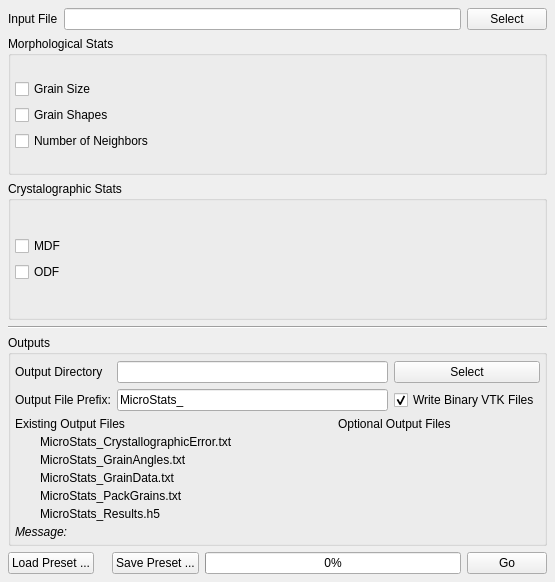
Old version of the form Source/UIPlugins/MicrostructureStatistics/MicrostructureStatisticsWidget.ui in the repository BlueQuartzSoftware/DREAM3D.
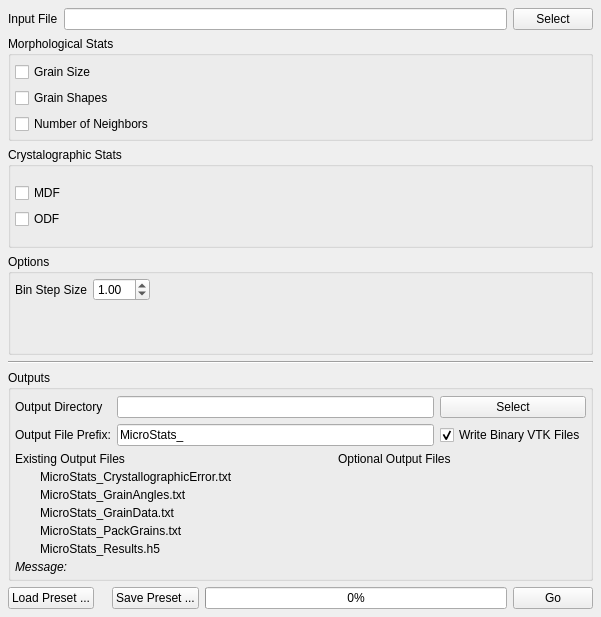
New version of the form. Icons and pictures are not drawn. Custom widgets are drawn as their Qt base class.

Commit message: Adding option to set the Bin Step Size for the MicroStructureStatistics plugin

Patch:
```diff
--- a/Source/UIPlugins/MicrostructureStatistics/MicrostructureStatisticsWidget.ui
+++ b/Source/UIPlugins/MicrostructureStatistics/MicrostructureStatisticsWidget.ui
@@ -6,8 +6,8 @@
    <rect>
     <x>0</x>
     <y>0</y>
-    <width>555</width>
-    <height>582</height>
+    <width>601</width>
+    <height>617</height>
    </rect>
   </property>
   <property name="windowTitle">
@@ -121,6 +121,54 @@
      </layout>
     </widget>
    </item>
+   <item>
+    <widget class="QGroupBox" name="groupBox_4">
+     <property name="title">
+      <string>Options</string>
+     </property>
+     <layout class="QHBoxLayout" name="horizontalLayout">
+      <property name="spacing">
+       <number>4</number>
+      </property>
+      <property name="margin">
+       <number>4</number>
+      </property>
+      <item>
+       <layout class="QFormLayout" name="formLayout_5">
+        <property name="fieldGrowthPolicy">
+         <enum>QFormLayout::FieldsStayAtSizeHint</enum>
+        </property>
+        <property name="labelAlignment">
+         <set>Qt::AlignCenter</set>
+        </property>
+        <property name="horizontalSpacing">
+         <number>6</number>
+        </property>
+        <property name="verticalSpacing">
+         <number>6</number>
+        </property>
+        <property name="rightMargin">
+         <number>10</number>
+        </property>
+        <item row="2" column="0">
+         <widget class="QLabel" name="label">
+          <property name="text">
+           <string>Bin Step Size</string>
+          </property>
+         </widget>
+        </item>
+        <item row="2" column="1">
+         <widget class="QDoubleSpinBox" name="m_BinStepSize">
+          <property name="value">
+           <double>1.000000000000000</double>
+          </property>
+         </widget>
+        </item>
+       </layout>
+      </item>
+     </layout>
+    </widget>
+   </item>
    <item>
     <widget class="Line" name="line_7">
      <property name="orientation">
```
The commit also changes 1 other file.
